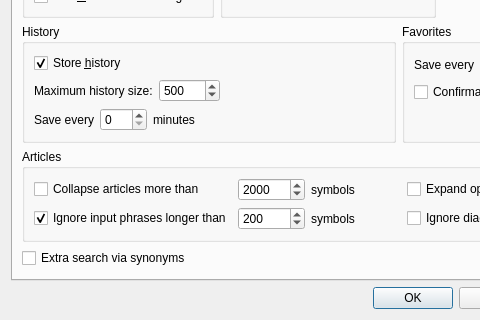
Before: the Qt Designer form preferences.ui in goldendict/goldendict, drawn with Qt 5; both pictures show x 0 to 480 and y 141 to 461 of the 636 by 461 pixel window.
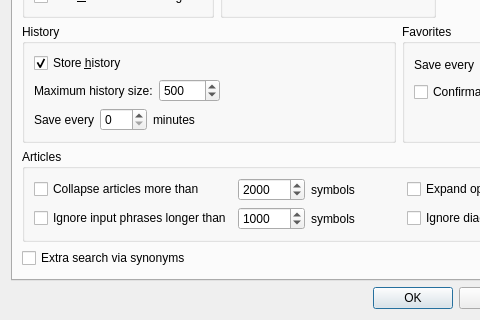
After: the same form once the commit is applied. The open tabs and pages were chosen to show the change. Icons and pictures are not drawn. Custom widgets are drawn as their Qt base class.

Commit message: 1. Set limit input phrase length option turned off by default 2. Set input phrase length limit to 1000 by default

Patch:
```diff
--- a/preferences.ui
+++ b/preferences.ui
@@ -1737,7 +1737,7 @@
              <string>Ignore input phrases longer than</string>
             </property>
             <property name="checked">
-             <bool>true</bool>
+             <bool>false</bool>
             </property>
            </widget>
           </item>
@@ -1753,7 +1753,7 @@
              <number>5</number>
             </property>
             <property name="value">
-             <number>200</number>
+             <number>1000</number>
             </property>
            </widget>
           </item>
```
The commit also changes 1 other file.
